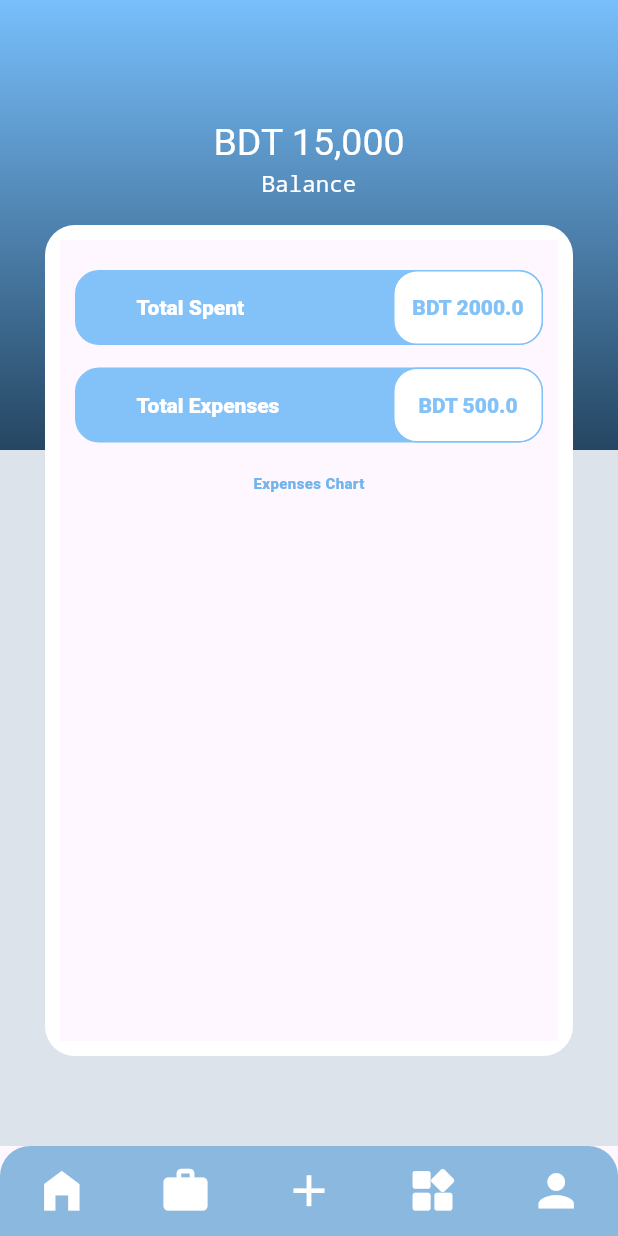
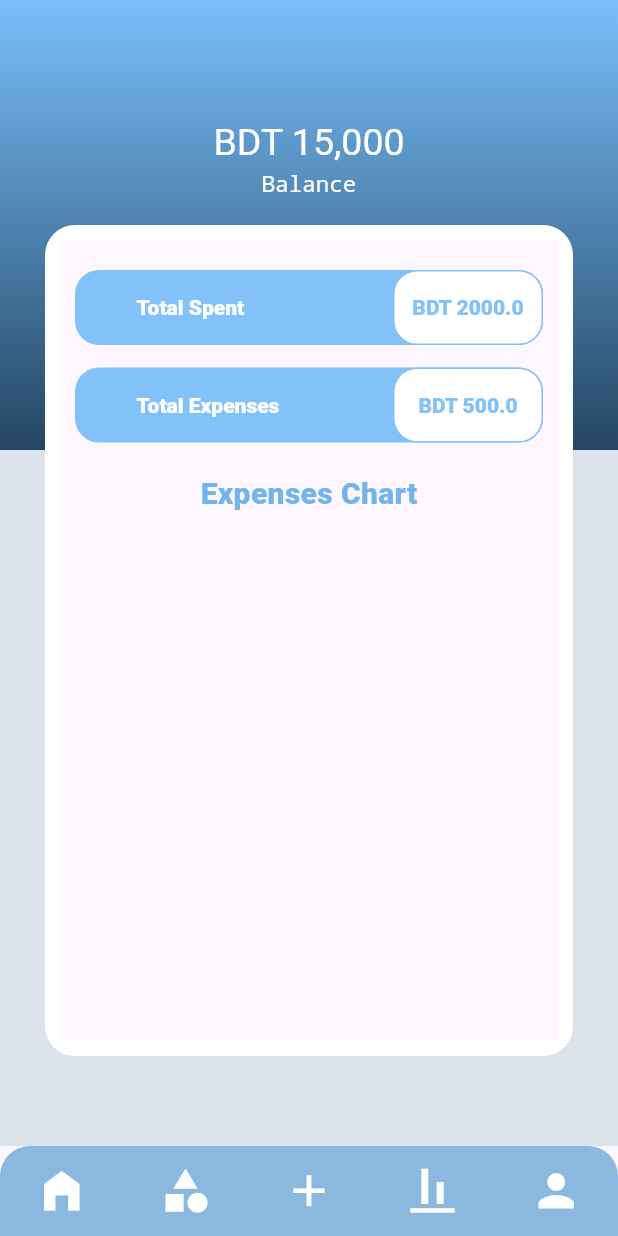
Before and after one commit to eter-null/spendwise-tracker, a Flutter app: the Dashboard screen opened directly, on a phone screen of 412 x 824 dp. Run offline on Flutter 3.47's test engine with Material 3 defaults, Android fonts, the phone set to English and light mode, and no system bars; our stand-ins replace charts_flutter, cloud_firestore, firebase_auth, firebase_core, fl_chart, google_fonts and 3 more; accounts and stored records are empty.

Commit message:
icons_navbar

```diff
--- a/lib/screens/dashboard.dart
+++ b/lib/screens/dashboard.dart
@@ -34,7 +34,7 @@ class Dashboard extends StatelessWidget {
                             fontWeight: FontWeight.w800,
                             color: Color(0xFF72B4EC),
                             fontFamily: 'Roboto',
-                            fontSize: 10
+                            fontSize: 20
                           ),
                         ),
 
--- a/lib/widgets/custom_back.dart
+++ b/lib/widgets/custom_back.dart
@@ -82,7 +82,7 @@ class CustomBackground extends StatelessWidget {
 
 			},
 			icon: const Icon(
-					Icons.work_rounded,
+					Icons.category_sharp,
 					color: Colors.white,
 					size: 35,
 				)
@@ -107,7 +107,7 @@ class CustomBackground extends StatelessWidget {
 
 		},
 		icon: const Icon(
-				Icons.widgets_rounded,
+				Icons.align_vertical_bottom_sharp,
 				color: Colors.white,
 				size: 35,
 			)
```
